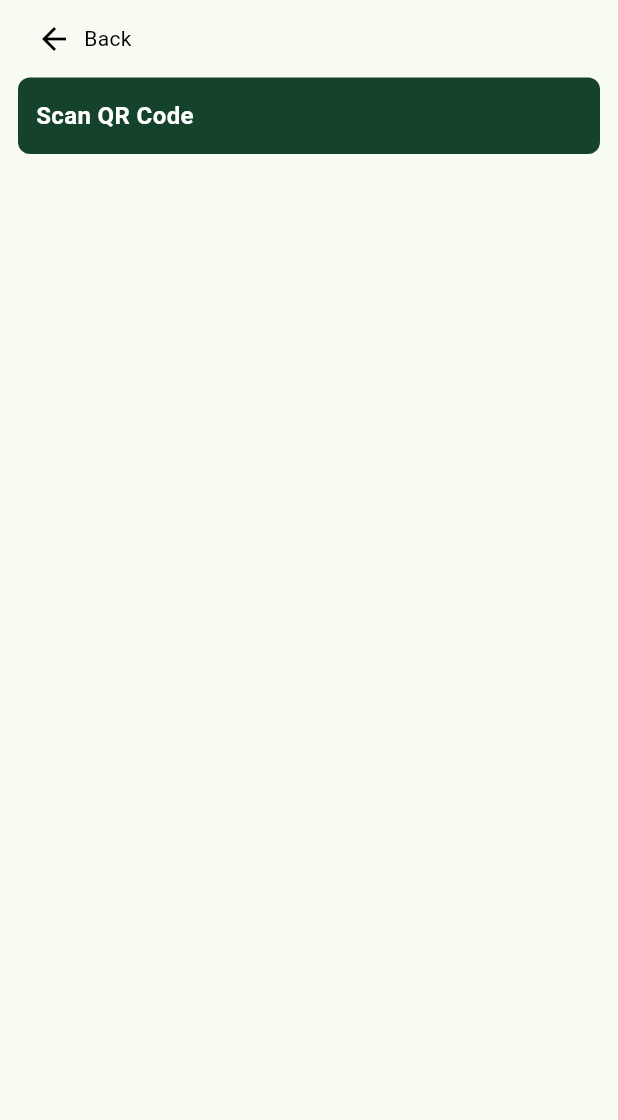
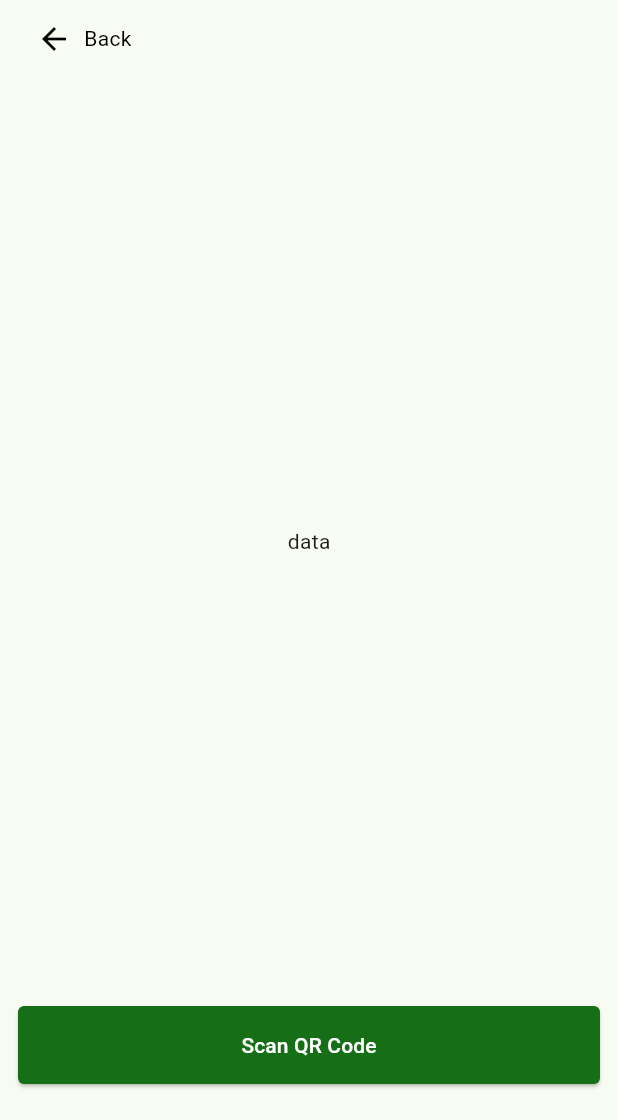
Before and after one commit to jamydevelop/Wilcon-Test-Flutter, a Flutter app: the ScanQRCodePage screen opened directly, on a phone screen of 412 x 824 dp, the part 116-1236 px from its top. Run offline on Flutter 3.47's test engine with Material 3 defaults, Android fonts, the phone set to English and light mode, and no system bars.

Commit message:
Initial QR Code Page setup

```diff
--- a/wilcon_mobile/lib/module/scan_qr_code/presentation/scanqrcode_page.dart
+++ b/wilcon_mobile/lib/module/scan_qr_code/presentation/scanqrcode_page.dart
@@ -1,8 +1,9 @@
 import 'package:flutter/material.dart';
+import 'package:wilcon_mobile/module/scan_qr_code/widgets/qr_button.dart';
+import 'package:wilcon_mobile/module/scan_qr_code/widgets/qr_code_widget.dart';
 import 'package:wilcon_mobile/widgets/appbar_widget.dart';
 import 'package:wilcon_mobile/widgets/back_screen_widget.dart';
 import 'package:wilcon_mobile/widgets/sidebar_widget.dart';
-import 'package:wilcon_mobile/widgets/header_bar_widget.dart';
 
 class ScanQRCodePage extends StatefulWidget {
   const ScanQRCodePage({super.key});
@@ -25,10 +26,13 @@ class _ScanQRCodePageState extends State<ScanQRCodePage> {
               children: [
                 CustomizedAppBar(),
                 BackToPrevScreen(),
-                HeaderBar(
-                  text: 'Scan QR Code',
-                  isYellow: false,
-                ),
+                QrCodeWidget(),
+                QrButton(),
+                SizedBox(height: 24)
+                // HeaderBar(
+                //   text: 'Scan QR Code',
+                //   isYellow: false,
+                // ),
               ],
             ),
           ),
--- /dev/null
+++ b/wilcon_mobile/lib/module/scan_qr_code/widgets/qr_button.dart
@@ -0,0 +1,33 @@
+import 'package:flutter/material.dart';
+
+class QrButton extends StatefulWidget {
+  const QrButton({super.key});
+
+  @override
+  State<QrButton> createState() => _QrButtonState();
+}
+
+class _QrButtonState extends State<QrButton> {
+  @override
+  Widget build(BuildContext context) {
+    return SizedBox(
+      width: double
+          .infinity, // Make the button take the full width of its container
+      child: ElevatedButton(
+        onPressed: () {},
+        style: ElevatedButton.styleFrom(
+          foregroundColor: Colors.white,
+          backgroundColor:
+              const Color(0xFF166E16), // Set the text color to white
+          shape: RoundedRectangleBorder(
+            borderRadius:
+                BorderRadius.circular(4.0), // Set the border radius to 4px
+          ),
+          padding: const EdgeInsets.symmetric(
+              vertical: 16.0), // Optional: adjust padding for better appearance
+        ),
+        child: const Text('Scan QR Code'),
+      ),
+    );
+  }
+}
--- /dev/null
+++ b/wilcon_mobile/lib/module/scan_qr_code/widgets/qr_code_widget.dart
@@ -0,0 +1,19 @@
+import 'package:flutter/material.dart';
+
+class QrCodeWidget extends StatefulWidget {
+  const QrCodeWidget({super.key});
+
+  @override
+  State<QrCodeWidget> createState() => _QrCodeWidgetState();
+}
+
+class _QrCodeWidgetState extends State<QrCodeWidget> {
+  @override
+  Widget build(BuildContext context) {
+    return const Expanded(
+      child: Center(
+        child: Text('data'),
+      ),
+    );
+  }
+}
--- a/wilcon_mobile/pubspec.yaml
+++ b/wilcon_mobile/pubspec.yaml
@@ -35,6 +35,8 @@ dependencies:
   # The following adds the Cupertino Icons font to your application.
   # Use with the CupertinoIcons class for iOS style icons.
   cupertino_icons: ^1.0.6
+  qr_code_scanner: ^1.0.1
+  url_launcher: ^6.3.0
 
 dev_dependencies:
   flutter_test:
```
Also changed, not shown: wilcon_mobile/pubspec.lock, 5 other files.
